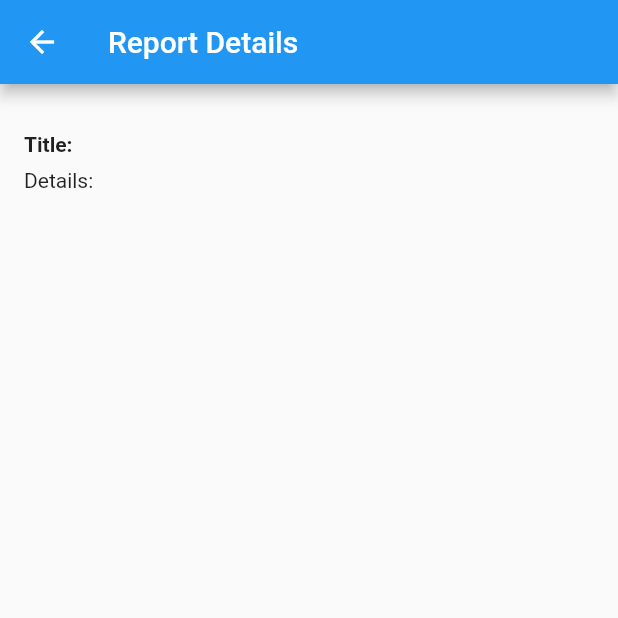
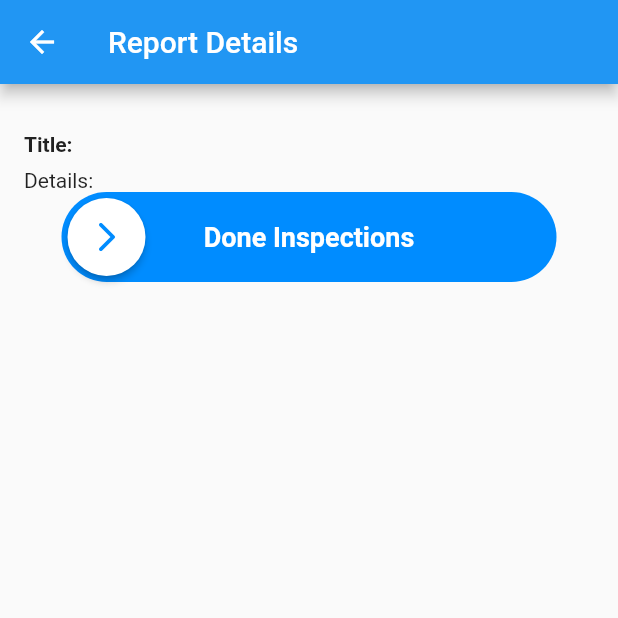
Before and after one commit to amoiiir/IIUMWildlifeReport, a Flutter app: the ReportDetailsPage screen opened directly with empty values, on a phone screen of 412 x 824 dp, the top half of it. Run offline on Flutter 3.47's test engine with Material 2 defaults, Android fonts, the phone set to English and light mode, and no system bars; drawn by our look-alikes of swipeable_button_view; our stand-ins replace camera, cloud_firestore, firebase_auth, firebase_core, firebase_storage; accounts and stored records are empty.

```diff
--- a/wildlifego/lib/teacher.dart
+++ b/wildlifego/lib/teacher.dart
@@ -1,6 +1,7 @@
 import 'package:cloud_firestore/cloud_firestore.dart';
 import 'package:firebase_auth/firebase_auth.dart';
 import 'package:flutter/material.dart';
+import 'package:swipeable_button_view/swipeable_button_view.dart';
 
 import 'login.dart';
 
@@ -141,17 +142,24 @@ class HomePage extends StatelessWidget {
   }
 }
 
-class ReportDetailsPage extends StatelessWidget {
+class ReportDetailsPage extends StatefulWidget {
   final String imageURL;
   final String title;
   final String details;
 
-  const ReportDetailsPage({
+  ReportDetailsPage({
     Key? key,
     required this.title,
     required this.details,
     required this.imageURL,
   }) : super(key: key);
+
+  @override
+  _ReportDetailsPageState createState() => _ReportDetailsPageState();
+}
+
+class _ReportDetailsPageState extends State<ReportDetailsPage> {
+  bool isFinished = false;
 
   @override
   Widget build(BuildContext context) {
@@ -164,22 +172,56 @@ class ReportDetailsPage extends StatelessWidget {
         child: Column(
           crossAxisAlignment: CrossAxisAlignment.start,
           children: [
-            imageURL.isNotEmpty
+            widget.imageURL.isNotEmpty
                 ? Container(
                     width: 450,
                     height: 450,
                     child: Image.network(
-                      imageURL,
+                      widget.imageURL,
                       fit: BoxFit.cover,
-                    ))
+                    ),
+                  )
                 : const SizedBox(),
             const SizedBox(height: 16),
             Text(
-              'Title: $title',
+              'Title: ${widget.title}',
               style: const TextStyle(fontWeight: FontWeight.bold),
             ),
             const SizedBox(height: 8),
-            Text('Details: $details'),
+            Text('Details: ${widget.details}'),
+            Padding(
+              padding: const EdgeInsets.symmetric(horizontal: 25.0),
+              child: SwipeableButtonView(
+                  buttonText: "Done Inspections",
+                  buttonWidget: Container(
+                    child: const Icon(
+                      Icons.arrow_forward_ios_rounded,
+                      color: Color.fromARGB(255, 0, 140, 255),
+                    ),
+                  ),
+                  activeColor: Color.fromARGB(255, 0, 140, 255),
+                  isFinished: isFinished,
+                  onWaitingProcess: () {
+                    Future.delayed(const Duration(seconds: 2), () {
+                      setState(() {
+                        isFinished = true;
+                      });
+                    });
+                  },
+                  onFinish: () async {
+                    await Navigator.push(
+                      context,
+                      MaterialPageRoute(
+                        builder: (context) => const Teacher(),
+                      ),
+                    );
+                  },
+                  buttontextstyle: const TextStyle(
+                    color: Colors.white,
+                    fontSize: 18,
+                    fontWeight: FontWeight.bold,
+                  )),
+            )
           ],
         ),
       ),
--- a/wildlifego/pubspec.yaml
+++ b/wildlifego/pubspec.yaml
@@ -43,6 +43,7 @@ dependencies:
   persistent_bottom_nav_bar: ^5.0.2
   camera: ^0.10.5+2
   path_provider: ^2.0.15
+  swipeable_button_view: ^0.0.2
 
 dev_dependencies:
   flutter_test:
```
Also changed, not shown: wildlifego/pubspec.lock.
